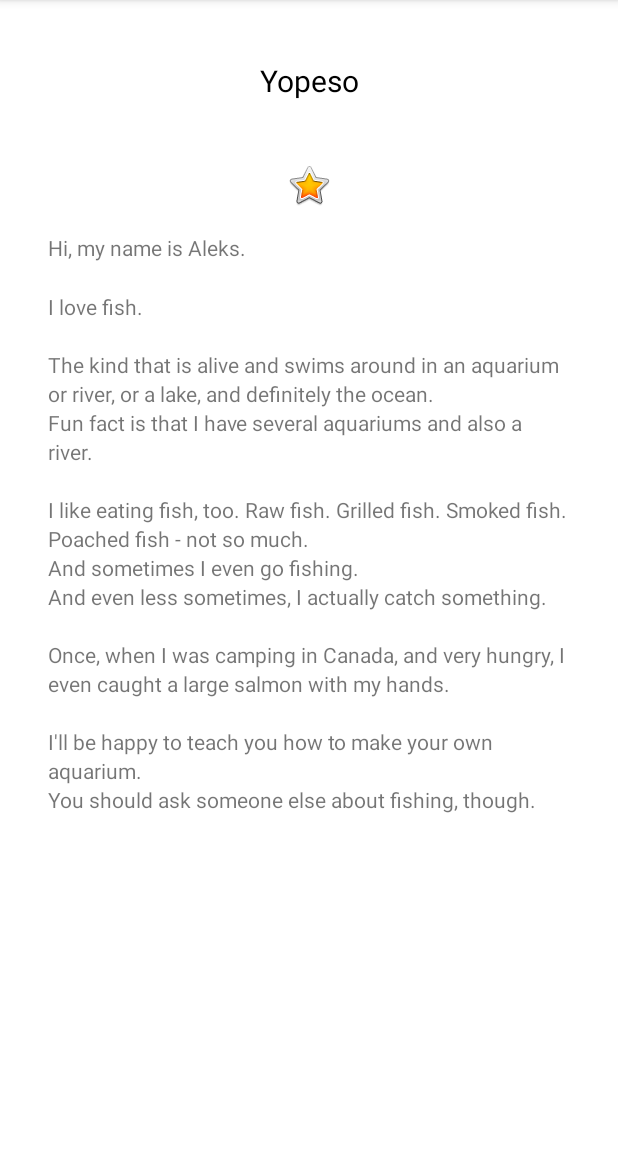
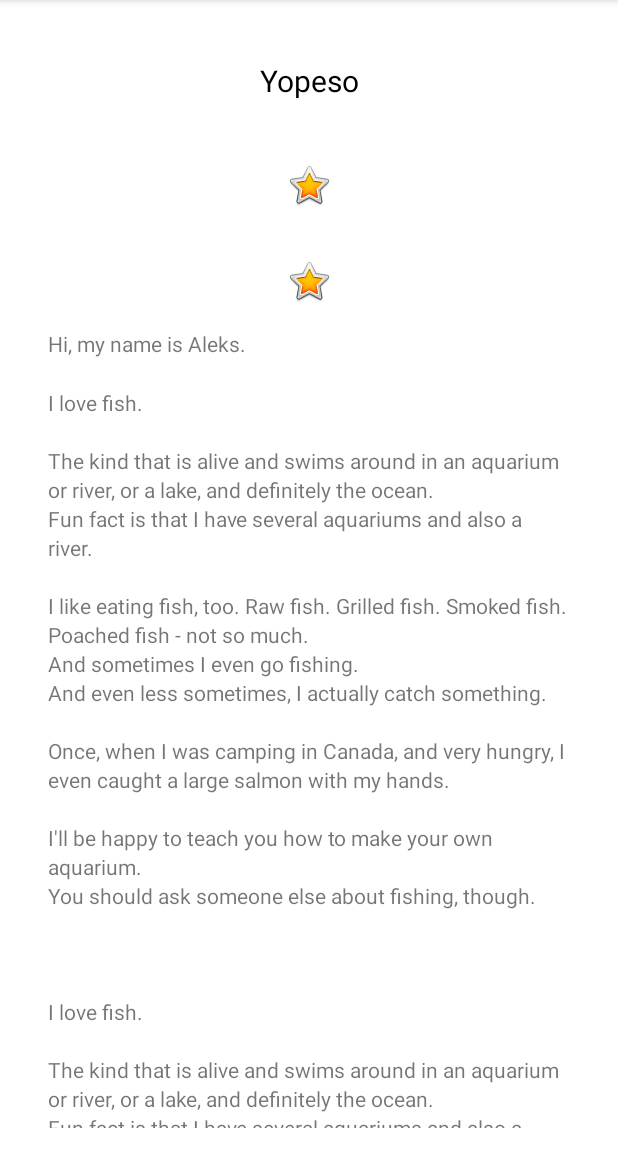
Before and after one commit to BogdanPetrisor/AboutMe, an Android app: the screen it shows after launch (MainActivity), on a phone screen of 412 x 824 dp, the part 84-1236 px from its top. Run offline under Robolectric (Android 15) with nearby library versions, the phone set to English and light mode, and no system bars.

Commit message:
Add a LinearLayout in ScrollView and I add an image to that layout

```diff
--- a/app/src/main/res/layout/activity_main.xml
+++ b/app/src/main/res/layout/activity_main.xml
@@ -12,30 +12,48 @@
 
     <TextView
         android:id="@+id/name_text"
+        style="@style/NameStyle"
         android:layout_width="match_parent"
         android:layout_height="wrap_content"
         android:text="@string/name"
-        android:textAlignment="center"
-        style="@style/NameStyle" />
+        android:textAlignment="center" />
 
     <ImageView
         android:id="@+id/star_image"
         android:layout_width="match_parent"
         android:layout_height="wrap_content"
-        app:srcCompat="@android:drawable/btn_star_big_on"
-        android:layout_margin="16dp"/>
+        android:layout_margin="16dp"
+        app:srcCompat="@android:drawable/btn_star_big_on" />
 
     <ScrollView
         android:id="@+id/bio_scroll"
-        android:layout_width="match_parent"
+        android:layout_width="wrap_content"
         android:layout_height="match_parent">
 
-        <TextView
-            android:id="@+id/bio_text"
+        <LinearLayout
             android:layout_width="match_parent"
             android:layout_height="wrap_content"
-            android:lineSpacingMultiplier="1.2"
-            android:text="@string/bio" />
+            android:orientation="vertical"
+            android:gravity="start">
+
+
+            <ImageView
+                android:id="@+id/star_image2"
+                android:layout_width="match_parent"
+                android:layout_height="wrap_content"
+                android:layout_margin="16dp"
+                app:srcCompat="@android:drawable/btn_star_big_on" />
+
+            <TextView
+                android:id="@+id/bio_text"
+                android:layout_width="match_parent"
+                android:layout_height="wrap_content"
+                android:lineSpacingMultiplier="1.2"
+                android:text="@string/bio" />
+
+        </LinearLayout>
+
     </ScrollView>
 
+
 </LinearLayout>
--- a/app/src/main/res/values/strings.xml
+++ b/app/src/main/res/values/strings.xml
@@ -11,5 +11,22 @@
 \nAnd even less sometimes, I actually catch something.
 \n\nOnce, when I was camping in Canada, and very hungry, I even caught a large salmon with my hands.
 \n\nI\'ll be happy to teach you how to make your own aquarium.
+\nYou should ask someone else about fishing, though.\n\n
+    \n\nI love fish.
+\n\nThe kind that is alive and swims around in an aquarium or river, or a lake, and definitely the ocean.
+\nFun fact is that I have several aquariums and also a river.
+\n\nI like eating fish, too. Raw fish. Grilled fish. Smoked fish. Poached fish - not so much.
+\nAnd sometimes I even go fishing.
+\nAnd even less sometimes, I actually catch something.
+\n\nOnce, when I was camping in Canada, and very hungry, I even caught a large salmon with my hands.
+\n\nI\'ll be happy to teach you how to make your own aquarium.
+\nYou should ask someone else about fishing, though.\n\n\n\nI love fish.
+\n\nThe kind that is alive and swims around in an aquarium or river, or a lake, and definitely the ocean.
+\nFun fact is that I have several aquariums and also a river.
+\n\nI like eating fish, too. Raw fish. Grilled fish. Smoked fish. Poached fish - not so much.
+\nAnd sometimes I even go fishing.
+\nAnd even less sometimes, I actually catch something.
+\n\nOnce, when I was camping in Canada, and very hungry, I even caught a large salmon with my hands.
+\n\nI\'ll be happy to teach you how to make your own aquarium.
 \nYou should ask someone else about fishing, though.\n\n</string>
 </resources>
```
